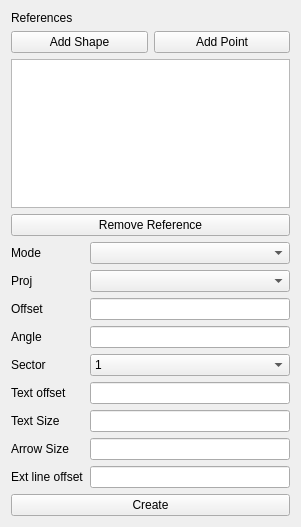
Qt form freecad/dimensioning_workbench/resources/ui/dimension.ui (j-wiedemann/freecad-dimensioning-workbench) before a commit.
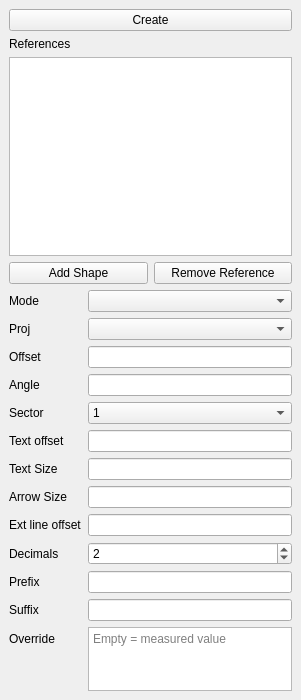
The same form after that commit. Custom widgets are drawn as their Qt base class.

Commit message: move Create on Top snap point always active round value prefix, sufix, override, multiline

```diff
--- a/freecad/dimensioning_workbench/resources/ui/dimension.ui
+++ b/freecad/dimensioning_workbench/resources/ui/dimension.ui
@@ -7,13 +7,53 @@
     <x>0</x>
     <y>0</y>
     <width>301</width>
-    <height>527</height>
+    <height>700</height>
    </rect>
   </property>
   <property name="windowTitle">
    <string>Dimension</string>
   </property>
+  <layout class="QVBoxLayout" name="outerLayout">
+   <property name="leftMargin">
+    <number>0</number>
+   </property>
+   <property name="topMargin">
+    <number>0</number>
+   </property>
+   <property name="rightMargin">
+    <number>0</number>
+   </property>
+   <property name="bottomMargin">
+    <number>0</number>
+   </property>
+   <item>
+    <widget class="QScrollArea" name="scroll_area">
+     <property name="frameShape">
+      <enum>QFrame::Shape::NoFrame</enum>
+     </property>
+     <property name="widgetResizable">
+      <bool>true</bool>
+     </property>
+     <widget class="QWidget" name="scroll_contents">
+      <property name="geometry">
+       <rect>
+        <x>0</x>
+        <y>0</y>
+        <width>301</width>
+        <height>700</height>
+       </rect>
+      </property>
   <layout class="QVBoxLayout" name="verticalLayout">
+       <item>
+        <widget class="QPushButton" name="create_dimension">
+         <property name="toolTip">
+          <string>Validate this dimension and start a new one.</string>
+         </property>
+         <property name="text">
+          <string>Create</string>
+         </property>
+        </widget>
+       </item>
    <item>
     <widget class="QLabel" name="label_4">
      <property name="text">
@@ -21,30 +61,6 @@
      </property>
     </widget>
    </item>
-   <item>
-    <layout class="QHBoxLayout" name="horizontalLayout">
-     <item>
-      <widget class="QPushButton" name="add_shape">
-       <property name="toolTip">
-        <string>Add the currently selected shapes to references.</string>
-       </property>
-       <property name="text">
-        <string>Add Shape</string>
-       </property>
-      </widget>
-     </item>
-     <item>
-      <widget class="QPushButton" name="add_point">
-       <property name="toolTip">
-        <string>Activate the snapper tool to get a point.</string>
-       </property>
-       <property name="text">
-        <string>Add Point</string>
-       </property>
-      </widget>
-     </item>
-    </layout>
-   </item>
    <item>
     <widget class="QListWidget" name="references">
      <property name="selectionMode">
@@ -54,6 +70,19 @@
    </item>
    <item>
     <layout class="QHBoxLayout" name="horizontalLayout_2">
+         <item>
+          <widget class="QPushButton" name="add_shape">
+           <property name="toolTip">
+            <string>Toggle picking mode: click elements in the 3D view to add them as references. Click again to go back to point picking.</string>
+           </property>
+           <property name="text">
+            <string>Add Shape</string>
+           </property>
+           <property name="checkable">
+            <bool>true</bool>
+           </property>
+          </widget>
+         </item>
      <item>
       <widget class="QPushButton" name="remove_reference">
        <property name="toolTip">
@@ -179,13 +208,90 @@
      <item row="8" column="1">
       <widget class="Gui::InputField" name="ext_line_offset"/>
      </item>
-    </layout>
-   </item>
-   <item>
-    <widget class="QPushButton" name="create_dimension">
+         <item row="9" column="0">
+          <widget class="QLabel" name="label_11">
+           <property name="text">
+            <string>Decimals</string>
+           </property>
+          </widget>
+         </item>
+         <item row="9" column="1">
+          <widget class="QSpinBox" name="decimals">
+           <property name="toolTip">
+            <string>Number of decimals shown in the dimension value (0 = integer).</string>
+           </property>
+           <property name="minimum">
+            <number>0</number>
+           </property>
+           <property name="maximum">
+            <number>6</number>
+           </property>
+           <property name="value">
+            <number>2</number>
+           </property>
+          </widget>
+         </item>
+         <item row="10" column="0">
+          <widget class="QLabel" name="label_12">
      <property name="text">
-      <string>Create</string>
-     </property>
+            <string>Prefix</string>
+           </property>
+          </widget>
+         </item>
+         <item row="10" column="1">
+          <widget class="QLineEdit" name="prefix">
+           <property name="toolTip">
+            <string>Text prepended before the automatic symbol and value.</string>
+           </property>
+          </widget>
+         </item>
+         <item row="11" column="0">
+          <widget class="QLabel" name="label_13">
+           <property name="text">
+            <string>Suffix</string>
+           </property>
+          </widget>
+         </item>
+         <item row="11" column="1">
+          <widget class="QLineEdit" name="suffix">
+           <property name="toolTip">
+            <string>Text appended after the value.</string>
+           </property>
+          </widget>
+         </item>
+         <item row="12" column="0">
+          <widget class="QLabel" name="label_14">
+           <property name="text">
+            <string>Override</string>
+           </property>
+          </widget>
+         </item>
+         <item row="12" column="1">
+          <widget class="QPlainTextEdit" name="override">
+           <property name="minimumSize">
+            <size>
+             <width>0</width>
+             <height>48</height>
+            </size>
+           </property>
+           <property name="maximumSize">
+            <size>
+             <width>16777215</width>
+             <height>64</height>
+            </size>
+           </property>
+           <property name="toolTip">
+            <string>Replaces the measured value when non-empty. Press Enter for a new line.</string>
+           </property>
+           <property name="placeholderText">
+            <string>Empty = measured value</string>
+           </property>
+          </widget>
+         </item>
+        </layout>
+       </item>
+      </layout>
+     </widget>
     </widget>
    </item>
   </layout>
```
Lines whose indentation alone changed are shown as unchanged. The commit also changes 3 other files.
